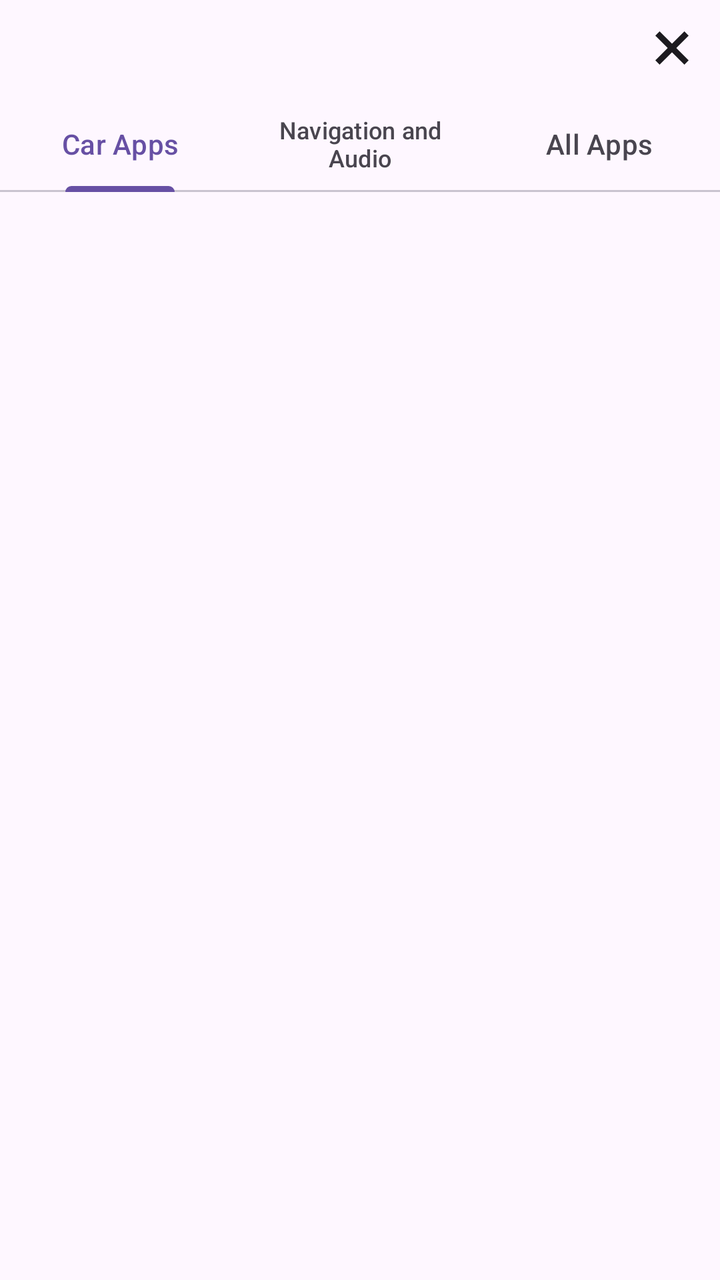
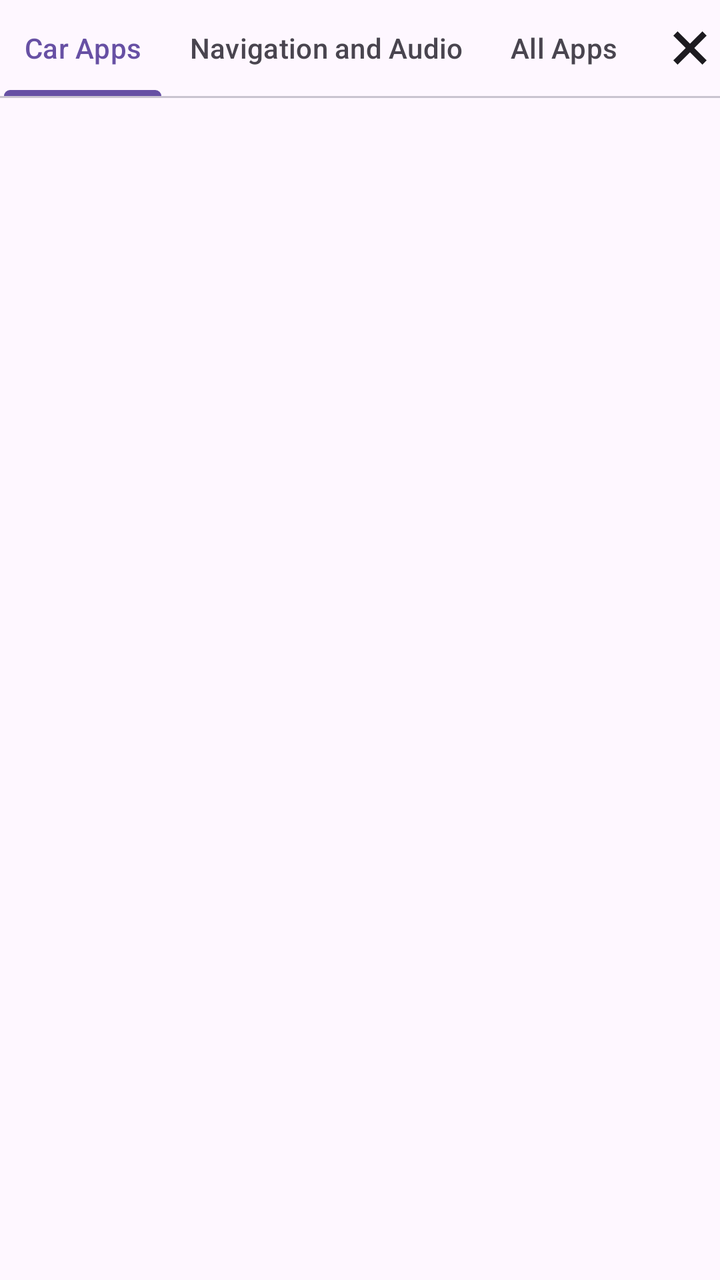

Compare the two renders of this Android layout. The source of the first and the diff that turns it into the second are given below.
<!-- AndroidManifest.xml: application theme Theme.Geargrinder -->
<!-- res/layout/layout_app_drawer.xml -->
<?xml version="1.0" encoding="utf-8"?>
<LinearLayout xmlns:android="http://schemas.android.com/apk/res/android"
    android:layout_width="match_parent"
    android:layout_height="match_parent"
    android:orientation="vertical"
    android:background="?android:attr/windowBackground"
    android:clickable="true"
    android:focusable="false"
    >

    <ImageButton
        android:id="@+id/app_drawer_close_button"
        android:layout_width="48dp"
        android:layout_height="48dp"
        android:layout_gravity="end"
        android:contentDescription="@string/close_button"
        android:src="@drawable/small_x"
        style="?actionButtonStyle"
        />

    <com.google.android.material.tabs.TabLayout
        android:id="@+id/app_drawer_categories"
        android:layout_width="match_parent"
        android:layout_height="wrap_content"
        style="?attr/tabStyle"
        >

        <com.google.android.material.tabs.TabItem
            android:layout_width="wrap_content"
            android:layout_height="wrap_content"
            android:text="@string/category_car_apps" />

        <com.google.android.material.tabs.TabItem
            android:layout_width="wrap_content"
            android:layout_height="wrap_content"
            android:text="@string/category_navigation_and_audio" />

        <com.google.android.material.tabs.TabItem
            android:layout_width="wrap_content"
            android:layout_height="wrap_content"
            android:text="@string/category_all_apps" />
    </com.google.android.material.tabs.TabLayout>

    <FrameLayout
        android:layout_width="match_parent"
        android:layout_height="match_parent"
        >

        <androidx.recyclerview.widget.RecyclerView
            android:id="@+id/app_drawer_recycler"
            android:layout_width="match_parent"
            android:layout_height="match_parent"
            android:scrollbars="vertical"
            android:scrollbarStyle="insideInset"
            android:fadeScrollbars="false"
            android:requiresFadingEdge="vertical"
            android:fadingEdgeLength="12dp"
            />

        <ProgressBar
            android:id="@+id/app_drawer_loading_indicator"
            android:layout_width="wrap_content"
            android:layout_height="wrap_content"
            android:layout_gravity="center"
            />

    </FrameLayout>
</LinearLayout>
<!-- resources referenced by this layout -->
<resources>
  <!-- drawable small_x (drawable) -->
  <vector xmlns:android="http://schemas.android.com/apk/res/android" android:height="24dp" android:viewportHeight="512" android:viewportWidth="512" android:width="24dp">
        
      <path android:fillColor="#00000000" android:pathData="M101.05,101.05 L410.95,410.95" android:strokeColor="?android:textColorPrimary" android:strokeWidth="64"/>
        
      <path android:fillColor="#00000000" android:pathData="M101.05,410.95 L410.95,101.05" android:strokeColor="?android:textColorPrimary" android:strokeWidth="64"/>
      
  </vector>
  <string name="category_all_apps">All Apps</string>
  <string name="category_car_apps">Car Apps</string>
  <string name="category_navigation_and_audio">Navigation and Audio</string>
  <string name="close_button">close</string>
  <style name="Theme.Geargrinder" parent="Base.Theme.Geargrinder" />
  <style name="Base.Theme.Geargrinder" parent="Theme.Material3.DayNight.NoActionBar">
          <item name="colorDockBackground">@color/black</item>
          <item name="colorDockForeground">@color/white</item>
          <item name="colorDockContainer">#303030</item>
          <item name="colorDockItemInactive">#666666</item>
          <item name="colorDockItemActive">?attr/colorPrimary</item>
          <item name="colorFocusIndicatorInactive">#333333</item>
          <item name="colorFocusIndicatorActive">?attr/colorPrimary</item>
  
          <item name="colorAppModalForeground">?android:windowBackground</item>
          <item name="colorAppModalBackground">?attr/colorSurfaceContainer</item>
  
          <item name="colorAcceptCallButton">#23A023</item>
          <item name="colorRejectCallButton">#9E3434</item>
  
          <item name="dynamicColorThemeOverlay">@style/ThemeOverlay.Geargrinder.DynamicColors</item>
          <item name="alertDialogTheme">@style/ThemeOverlay.Geargrinder.AlertDialog</item>
          <item name="tabStyle">@style/Widget.Material3.TabLayout</item>
      </style>
  <color name="black">#FF000000</color>
  <color name="white">#FFFFFFFF</color>
  <style name="ThemeOverlay.Geargrinder.DynamicColors" parent="Base.ThemeOverlay.Geargrinder.DynamicColors" />
  <style name="ThemeOverlay.Geargrinder.AlertDialog" parent="ThemeOverlay.Material3.Dialog.Alert">
          <item name="colorBackgroundFloating">@macro/m3_comp_dialog_container_color</item>
      </style>
  <style name="Base.ThemeOverlay.Geargrinder.DynamicColors" parent="@style/ThemeOverlay.Material3.DynamicColors.DayNight">
          <item name="colorDockForeground">@color/material_dynamic_neutral_variant99</item>
          <item name="colorDockBackground">@color/material_dynamic_neutral_variant10</item>
          <item name="colorDockContainer">@color/material_dynamic_neutral20</item>
          <item name="colorDockItemInactive">@color/material_dynamic_neutral40</item>
          <item name="colorDockItemActive">@color/material_dynamic_primary70</item>
          <item name="colorFocusIndicatorInactive">@color/material_dynamic_neutral20</item>
          <item name="colorFocusIndicatorActive">@color/material_dynamic_primary70</item>
  
          <item name="colorAppModalForeground">@color/material_dynamic_neutral99</item>
          <item name="colorAppModalBackground">@color/material_dynamic_neutral90</item>
  
      </style>
</resources>

<!-- the commit's change to res/layout/layout_app_drawer.xml (unified diff, before → after) -->
@@ -1,5 +1,6 @@
 <?xml version="1.0" encoding="utf-8"?>
 <LinearLayout xmlns:android="http://schemas.android.com/apk/res/android"
+    xmlns:app="http://schemas.android.com/apk/res-auto"
     android:layout_width="match_parent"
     android:layout_height="match_parent"
     android:orientation="vertical"
@@ -8,38 +9,58 @@
     android:focusable="false"
     >
 
-    <ImageButton
-        android:id="@+id/app_drawer_close_button"
-        android:layout_width="48dp"
-        android:layout_height="48dp"
-        android:layout_gravity="end"
-        android:contentDescription="@string/close_button"
-        android:src="@drawable/small_x"
-        style="?actionButtonStyle"
-        />
-
-    <com.google.android.material.tabs.TabLayout
-        android:id="@+id/app_drawer_categories"
+    <LinearLayout
         android:layout_width="match_parent"
         android:layout_height="wrap_content"
-        style="?attr/tabStyle"
+        android:orientation="horizontal"
         >
 
-        <com.google.android.material.tabs.TabItem
+        <com.google.android.material.tabs.TabLayout
+            android:id="@+id/app_drawer_categories"
             android:layout_width="wrap_content"
             android:layout_height="wrap_content"
-            android:text="@string/category_car_apps" />
+            app:tabIndicatorFullWidth="true"
+            style="?attr/tabStyle"
+            android:background="@color/transparent"
+            >
 
-        <com.google.android.material.tabs.TabItem
-            android:layout_width="wrap_content"
+            <com.google.android.material.tabs.TabItem
+                android:layout_width="wrap_content"
+                android:layout_height="wrap_content"
+                android:text="@string/category_car_apps" />
+
+            <com.google.android.material.tabs.TabItem
+                android:layout_width="wrap_content"
+                android:layout_height="wrap_content"
+                android:text="@string/category_navigation_and_audio" />
+
+            <com.google.android.material.tabs.TabItem
+                android:layout_width="wrap_content"
+                android:layout_height="wrap_content"
+                android:text="@string/category_all_apps" />
+
+        </com.google.android.material.tabs.TabLayout>
+
+        <Space
+            android:layout_width="0dp"
             android:layout_height="wrap_content"
-            android:text="@string/category_navigation_and_audio" />
+            android:layout_weight="1"
+            />
 
-        <com.google.android.material.tabs.TabItem
-            android:layout_width="wrap_content"
-            android:layout_height="wrap_content"
-            android:text="@string/category_all_apps" />
-    </com.google.android.material.tabs.TabLayout>
+        <ImageButton
+            android:id="@+id/app_drawer_close_button"
+            android:layout_width="48dp"
+            android:layout_height="48dp"
+            android:contentDescription="@string/close_button"
+            android:src="@drawable/small_x"
+            style="?actionButtonStyle"
+            />
+    </LinearLayout>
+
+    <com.google.android.material.divider.MaterialDivider
+        android:layout_width="match_parent"
+        android:layout_height="wrap_content"
+        />
 
     <FrameLayout
         android:layout_width="match_parent"
<!-- resource entries referenced after the edit -->
@@ -1,5 +1,6 @@
 <!-- resources referenced by this layout -->
 <resources>
+  <color name="transparent">#00000000</color>
   <!-- drawable small_x (drawable) -->
   <vector xmlns:android="http://schemas.android.com/apk/res/android" android:height="24dp" android:viewportHeight="512" android:viewportWidth="512" android:width="24dp">
         
